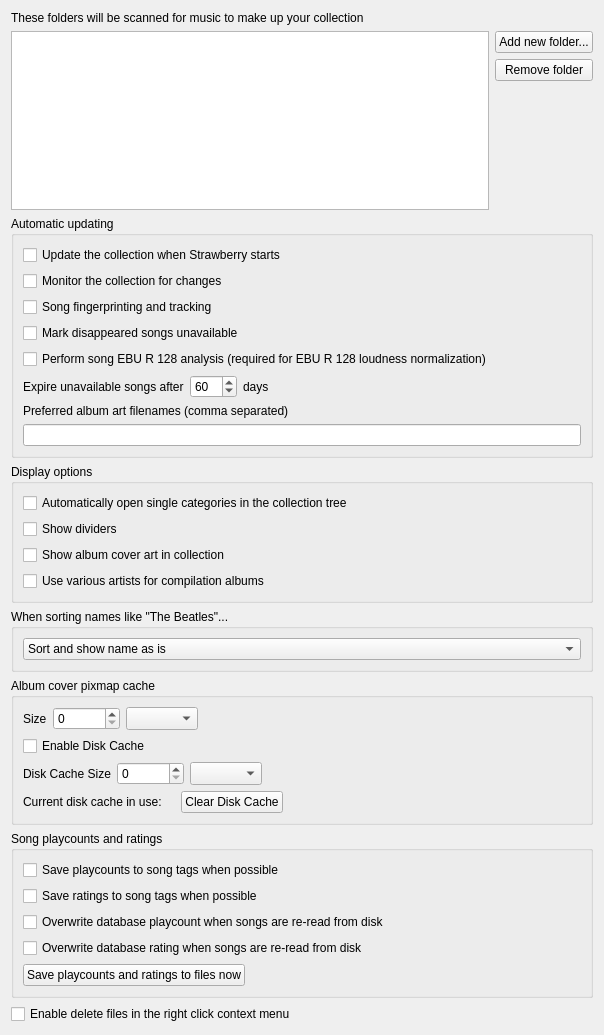
Above: src/settings/collectionsettingspage.ui from strawberrymusicplayer/strawberry before the change. Below: the same form after it.
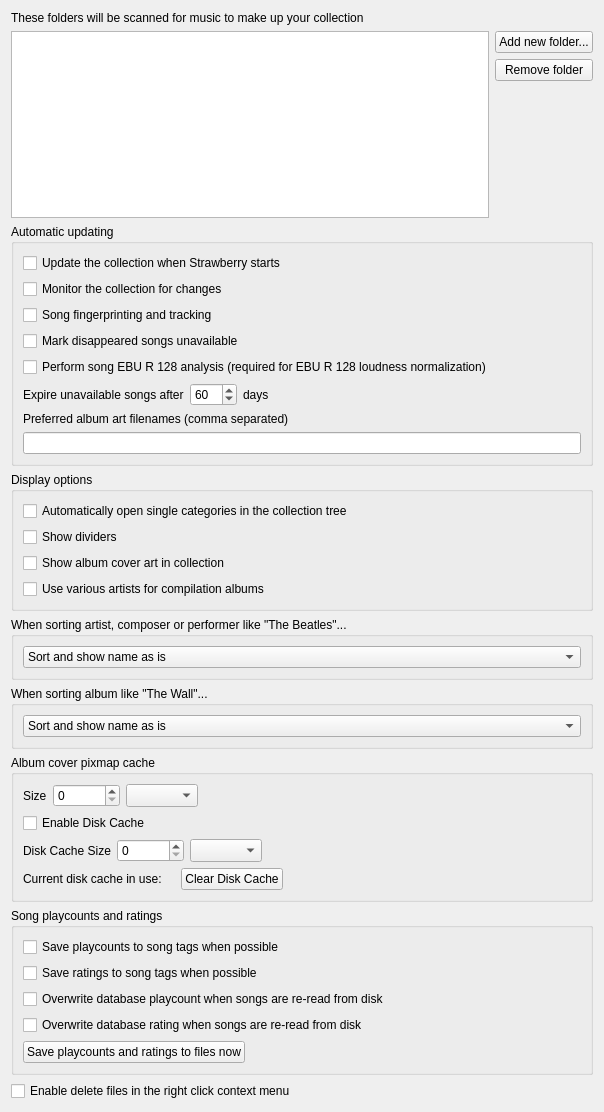
That is the form after the change.

Commit message: Sort tags

```diff
--- a/src/settings/collectionsettingspage.ui
+++ b/src/settings/collectionsettingspage.ui
@@ -7,7 +7,7 @@
     <x>0</x>
     <y>0</y>
     <width>604</width>
-    <height>1035</height>
+    <height>1112</height>
    </rect>
   </property>
   <property name="windowTitle">
@@ -241,7 +241,7 @@
    <item>
     <widget class="QGroupBox" name="groupbox_sort">
      <property name="title">
-      <string>When sorting names like &quot;The Beatles&quot;...</string>
+      <string>When sorting artist, composer or performer like &quot;The Beatles&quot;...</string>
      </property>
      <layout class="QVBoxLayout" name="layout_sort">
       <item>
@@ -271,6 +271,39 @@
      </layout>
     </widget>
    </item>
+   <item>
+    <widget class="QGroupBox" name="groupbox_album_sort">
+     <property name="title">
+      <string>When sorting album like &quot;The Wall&quot;...</string>
+     </property>
+     <layout class="QVBoxLayout" name="verticalLayout_2">
+      <item>
+       <widget class="QComboBox" name="combobox_album_sort">
+        <item>
+         <property name="text">
+          <string>Sort and show name as is</string>
+         </property>
+        </item>
+        <item>
+         <property name="text">
+          <string>Use sort tag for sorting and display</string>
+         </property>
+        </item>
+        <item>
+         <property name="text">
+          <string>Use sort tag for sorting and show name as is</string>
+         </property>
+        </item>
+        <item>
+         <property name="text">
+          <string>Skip articles &quot;The, A, An&quot; for sorting but show name as is</string>
+         </property>
+        </item>
+       </widget>
+      </item>
+     </layout>
+    </widget>
+   </item>
    <item>
     <widget class="QGroupBox" name="groupbox_albumcovercache">
      <property name="title">
```
Left out of the diff: 6 changed lines with no effect on the pictures. The commit also changes 4 other files.
